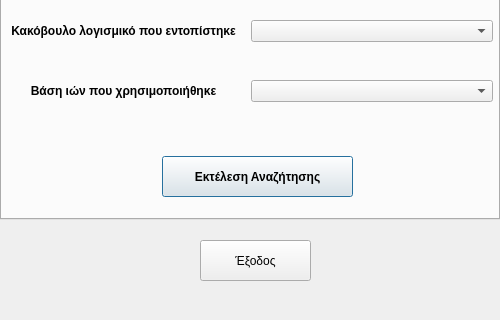
Before: the Qt Designer form PrimeAVG/ui/historyDialog.ui in cti-gr/avgui, drawn with Qt 5; both pictures show x 0 to 500 and y 180 to 500 of the 500 by 500 pixel window.
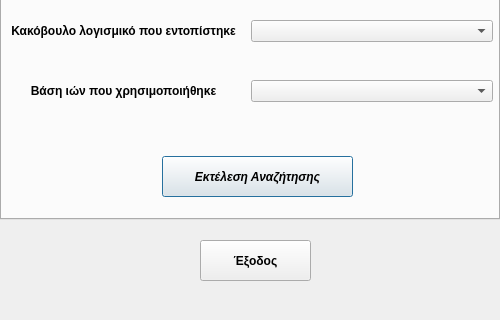
After: the same form once the commit is applied.

Diff of the .ui file:
```diff
--- a/PrimeAVG/ui/historyDialog.ui
+++ b/PrimeAVG/ui/historyDialog.ui
@@ -179,6 +179,7 @@
      <property name="font">
       <font>
        <weight>75</weight>
+       <italic>true</italic>
        <bold>true</bold>
       </font>
      </property>
@@ -221,6 +222,12 @@
      <height>41</height>
     </rect>
    </property>
+   <property name="font">
+    <font>
+     <weight>75</weight>
+     <bold>true</bold>
+    </font>
+   </property>
    <property name="text">
     <string>Έξοδος</string>
    </property>
```
